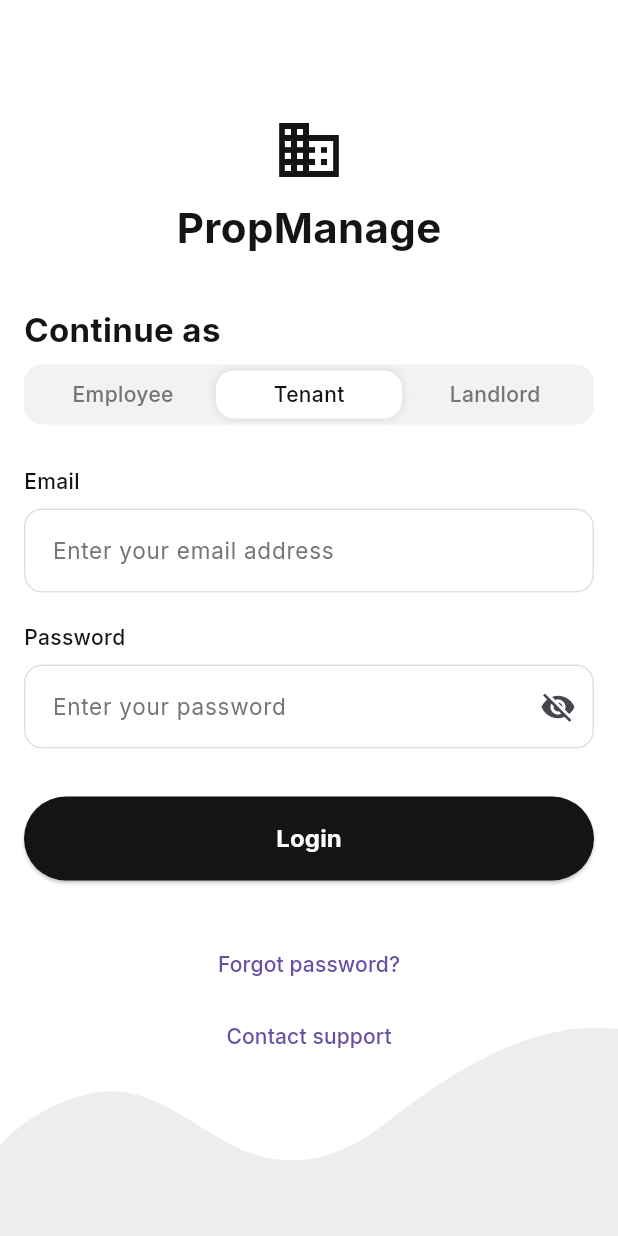
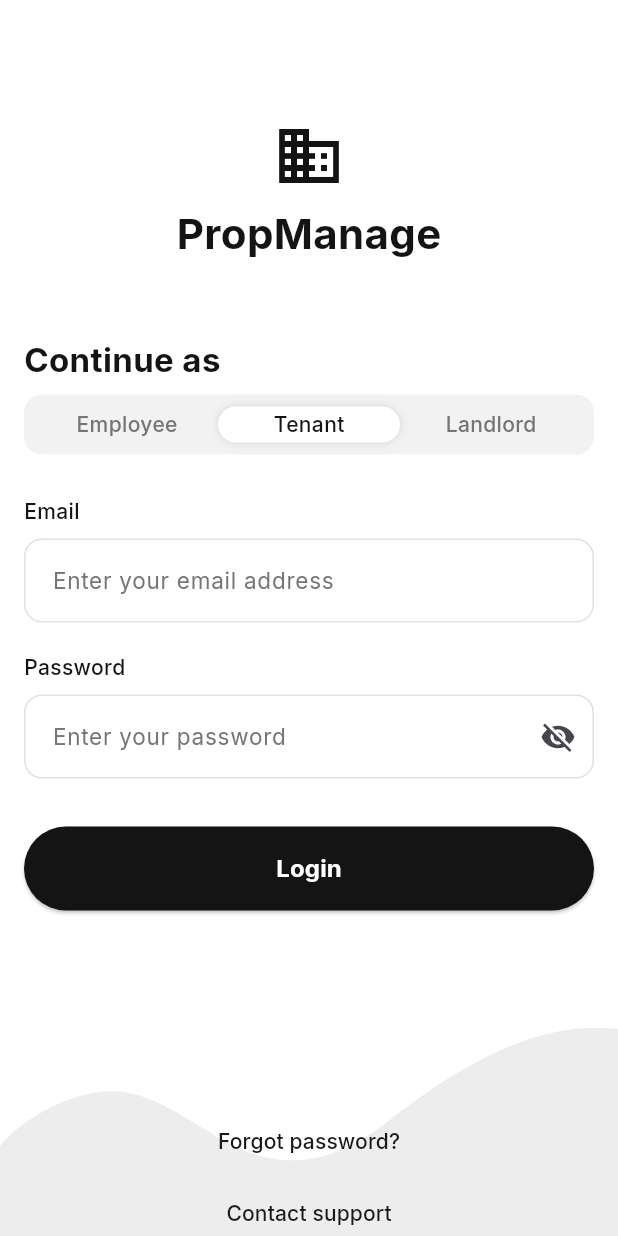
Before and after one commit to Debdaru07/property_managment_application, a Flutter app: the screen it shows after launch, on a phone screen of 412 x 824 dp. Run offline on Flutter 3.47's test engine with Material 3 defaults, Android fonts, the phone set to English and light mode, and no system bars; our stand-ins replace google_fonts.

Commit message:
All Roles Dashboards added

```diff
--- a/lib/main.dart
+++ b/lib/main.dart
@@ -1,5 +1,7 @@
 import 'package:flutter/material.dart';
 import 'src/presentation/screens/auth/login_screen.dart';
+import 'src/presentation/screens/employee/employee_dashboard.dart';
+import 'src/presentation/screens/landlord/landlord_dashboard.dart';
 import 'src/presentation/screens/profile/profile_screen.dart';
 import 'src/presentation/screens/queries/my_queries_screen.dart';
 import 'src/presentation/screens/queries/raise_new_query_screen.dart';
@@ -9,17 +11,8 @@
 import 'src/presentation/screens/tenant/services_screen.dart';
 import 'src/theme/app_theme.dart';
 
-/// NOTE:
-/// If you plan to use dependency injection,
-/// uncomment the await init() line.
-/// import 'src/injection_container.dart';
-
 void main() async {
   WidgetsFlutterBinding.ensureInitialized();
-
-  /// Setup DI (if needed now or later)
-  /// await init();
-
   runApp(const PropertyManagementApp());
 }
 
@@ -44,21 +37,28 @@
 class Routes {
   static const String login = "/login";
   static const String profile = "/profile";
-  static const String dashboard = "/dashboard";
+  static const String tenantdashboard = "/dashboard";
   static const String rentDetails = "/rentDetails";
   static const String myQueries = "/myQueries";
   static const String raiseQuery = "/raiseQuery";
   static const String homeServices = "/homeServices";
   static const String requestService = "/requestService";
 
+  // employee :-
+  static const String employeeDashboard = "/employeeDashboard";
+  // landlord :-
+  static const String landlordDashboard = "/landlordDashboard";
+
   static Map<String, WidgetBuilder> get map => {
     login: (_) => const LoginScreen(),
-    dashboard: (_) => const TenantDashboardScreen(),
+    tenantdashboard: (_) => const TenantDashboardScreen(),
     rentDetails: (_) => const RentDetailsScreen(),
     myQueries: (_) => const MyQueriesScreen(),
     raiseQuery: (_) => const RaiseNewQueryScreen(),
     homeServices: (_) => const HomeServicesScreen(),
     requestService: (_) => const RequestServiceScreen(),
     profile: (_) => const ProfileScreen(),
+    employeeDashboard: (_) => EmployeeDashboard(),
+    landlordDashboard: (_) => LandlordDashboard(),
   };
 }
--- a/lib/src/presentation/screens/auth/login_screen.dart
+++ b/lib/src/presentation/screens/auth/login_screen.dart
@@ -1,6 +1,7 @@
 import 'dart:developer' as console;
 import 'package:flutter/material.dart';
 import 'package:google_fonts/google_fonts.dart';
+import '../../../../main.dart';
 import '../../../theme/app_spacing.dart';
 import '../../../theme/app_colors.dart';
 import '../../widgets/app_button.dart';
@@ -32,38 +33,51 @@ class _LoginScreenState extends State<LoginScreen> {
 
   @override
   Widget build(BuildContext context) {
+    // Visual sizes to match Tailwind example
+    const double logoSize = 48;
+    const double headerTop = 64; // pt-16 (approx)
+    const double headerBottom = 48; // pb-12
+    const double maxContentWidth =
+        420; // slightly less than 480 to match max-w-sm feel
+    const double roleHeight = 40; // h-10
+    const double buttonHeight = 56;
+
+    final theme = Theme.of(context);
+    final isDark = theme.brightness == Brightness.dark;
+
     return Scaffold(
       body: SafeArea(
         child: Stack(
           children: [
-            /// Wave background
+            /// Wave background (keeps existing painter)
             Align(
               alignment: Alignment.bottomCenter,
               child: SizedBox(
                 width: double.infinity,
                 height: 200,
                 child: CustomPaint(
-                  painter: AbstractWavePainter(
-                    isDarkMode: Theme.of(context).brightness == Brightness.dark,
-                  ),
+                  painter: AbstractWavePainter(isDarkMode: isDark),
                 ),
               ),
             ),
 
             SingleChildScrollView(
               padding: const EdgeInsets.all(AppSpacing.md),
+              child: Center(
+                child: ConstrainedBox(
+                  constraints: BoxConstraints(maxWidth: maxContentWidth),
                   child: Column(
                     crossAxisAlignment: CrossAxisAlignment.start,
                     children: [
-                  const SizedBox(height: 60),
+                      SizedBox(height: headerTop),
 
-                  /// Logo
+                      // Logo + App name
                       Center(
                         child: Column(
                           children: [
-                        const Icon(
+                            Icon(
                               Icons.domain,
-                          size: 48,
+                              size: logoSize,
                               color: AppColors.textPrimary,
                             ),
                             const SizedBox(height: 8),
@@ -72,44 +86,63 @@ class _LoginScreenState extends State<LoginScreen> {
                               style: GoogleFonts.inter(
                                 fontSize: 28,
                                 fontWeight: FontWeight.bold,
+                                color: theme.textTheme.bodyMedium?.color,
                               ),
                             ),
                           ],
                         ),
                       ),
 
-                  const SizedBox(height: 32),
+                      SizedBox(height: headerBottom),
 
+                      // "Continue as"
                       Text(
                         "Continue as",
                         style: GoogleFonts.inter(
                           fontSize: 22,
                           fontWeight: FontWeight.bold,
+                          color: theme.textTheme.bodyMedium?.color,
                         ),
                       ),
                       const SizedBox(height: 8),
 
-                  RoleSelector(
+                      // Role selector container to match segmented style
+                      Container(
+                        height: roleHeight,
+                        padding: const EdgeInsets.all(4),
+                        decoration: BoxDecoration(
+                          color:
+                              isDark
+                                  ? AppColors.backgroundDark
+                                  : const Color(0xFFF2F2F2),
+                          borderRadius: BorderRadius.circular(12),
+                        ),
+                        child: RoleSelector(
                           items: roles,
                           selectedItem: selectedRole,
                           onSelect: (val) => setState(() => selectedRole = val),
+                          // If RoleSelector supports custom height/text style, it will pick it up.
+                        ),
                       ),
 
                       const SizedBox(height: 28),
 
+                      // Email
                       AppTextField(
                         label: "Email",
                         placeholder: "Enter your email address",
                         controller: emailController,
+                        // ensure text style matches
                       ),
 
                       const SizedBox(height: 20),
 
+                      // Password with trailing visibility control sized to match design
                       AppTextField(
                         label: "Password",
                         placeholder: "Enter your password",
                         controller: passwordController,
-                    obscure: true,
+                        obscure: !isPasswordVisible,
                         suffix: IconButton(
                           icon: Icon(
                             isPasswordVisible
@@ -125,10 +158,16 @@ class _LoginScreenState extends State<LoginScreen> {
 
                       const SizedBox(height: 32),
 
-                  AppButton(text: "Login", onTap: _onLogin),
+                      // Login button that fills width and matches design height
+                      SizedBox(
+                        width: double.infinity,
+                        height: buttonHeight,
+                        child: AppButton(text: "Login", onTap: _onLogin),
+                      ),
 
-                  const SizedBox(height: 32),
+                      const SizedBox(height: 130),
 
+                      // Footer links centered
                       Center(
                         child: Column(
                           children: [
@@ -136,20 +175,29 @@ class _LoginScreenState extends State<LoginScreen> {
                               onPressed: () {},
                               child: Text(
                                 "Forgot password?",
-                            style: GoogleFonts.inter(fontSize: 14),
+                                style: GoogleFonts.inter(
+                                  fontSize: 14,
+                                  color: AppColors.backgroundDark,
+                                ),
                               ),
                             ),
                             TextButton(
                               onPressed: () {},
                               child: Text(
                                 "Contact support",
-                            style: GoogleFonts.inter(fontSize: 14),
+                                style: GoogleFonts.inter(
+                                  fontSize: 14,
+                                  color: AppColors.backgroundDark,
+                                ),
                               ),
                             ),
                           ],
                         ),
                       ),
+                      const SizedBox(height: 24),
                     ],
+                  ),
+                ),
               ),
             ),
           ],
@@ -159,7 +207,19 @@ class _LoginScreenState extends State<LoginScreen> {
   }
 
   void _onLogin() {
-    Navigator.pushReplacementNamed(context, "/dashboard");
+    // route based on selected role
+    switch (selectedRole) {
+      case "Employee":
+        Navigator.pushReplacementNamed(context, Routes.employeeDashboard);
+        break;
+      case "Landlord":
+        Navigator.pushReplacementNamed(context, Routes.landlordDashboard);
+        break;
+      case "Tenant":
+      default:
+        Navigator.pushReplacementNamed(context, Routes.tenantdashboard);
+        break;
+    }
 
     console.log("Role: $selectedRole");
     console.log("Email: ${emailController.text}");
```
Also changed, not shown: lib/src/presentation/screens/employee/employee_dashboard.dart (added, +33 -0 lines), lib/src/presentation/screens/landlord/landlord_dashboard.dart (added, +33 -0 lines). Lines whose indentation alone changed are shown as unchanged.
